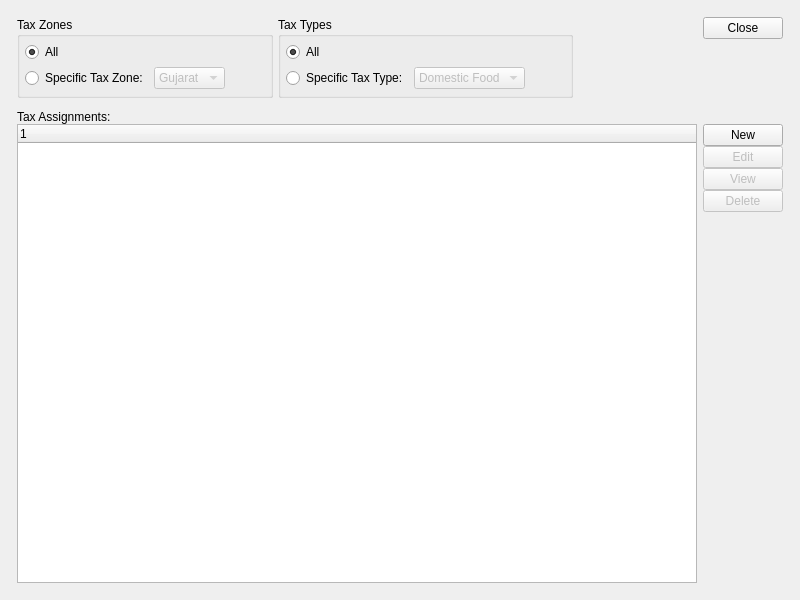
Before: the Qt Designer form xtuple/trunk/guiclient/taxAssignments.ui in WooodHead/xtuple, drawn with Qt 5.
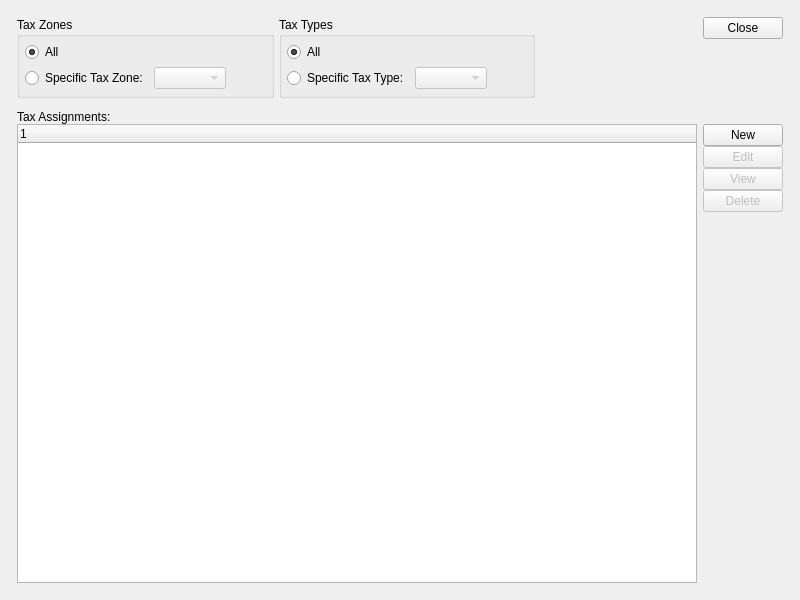
After: the same form once the commit is applied. Custom widgets are drawn as their Qt base class.

Commit message: Issue 8554: Enhanced Tax Internationalization:- Tax Assignments

Patch:
```diff
--- a/xtuple/trunk/guiclient/taxAssignments.ui
+++ b/xtuple/trunk/guiclient/taxAssignments.ui
@@ -100,11 +100,6 @@
                 <property name="type" >
                  <enum>XComboBox::TaxAuths</enum>
                 </property>
-                <item>
-                 <property name="text" >
-                  <string>Gujarat</string>
-                 </property>
-                </item>
                </widget>
               </item>
               <item>
@@ -187,21 +182,6 @@
                 <property name="type" >
                  <enum>XComboBox::TaxAuths</enum>
                 </property>
-                <item>
-                 <property name="text" >
-                  <string>Domestic Food</string>
-                 </property>
-                </item>
-                <item>
-                 <property name="text" >
-                  <string>Imported Food</string>
-                 </property>
-                </item>
-                <item>
-                 <property name="text" >
-                  <string>Service</string>
-                 </property>
-                </item>
                </widget>
               </item>
               <item>
```
Left out of the diff: 24 changed lines with no effect on the pictures. The commit also changes 8 other files.
